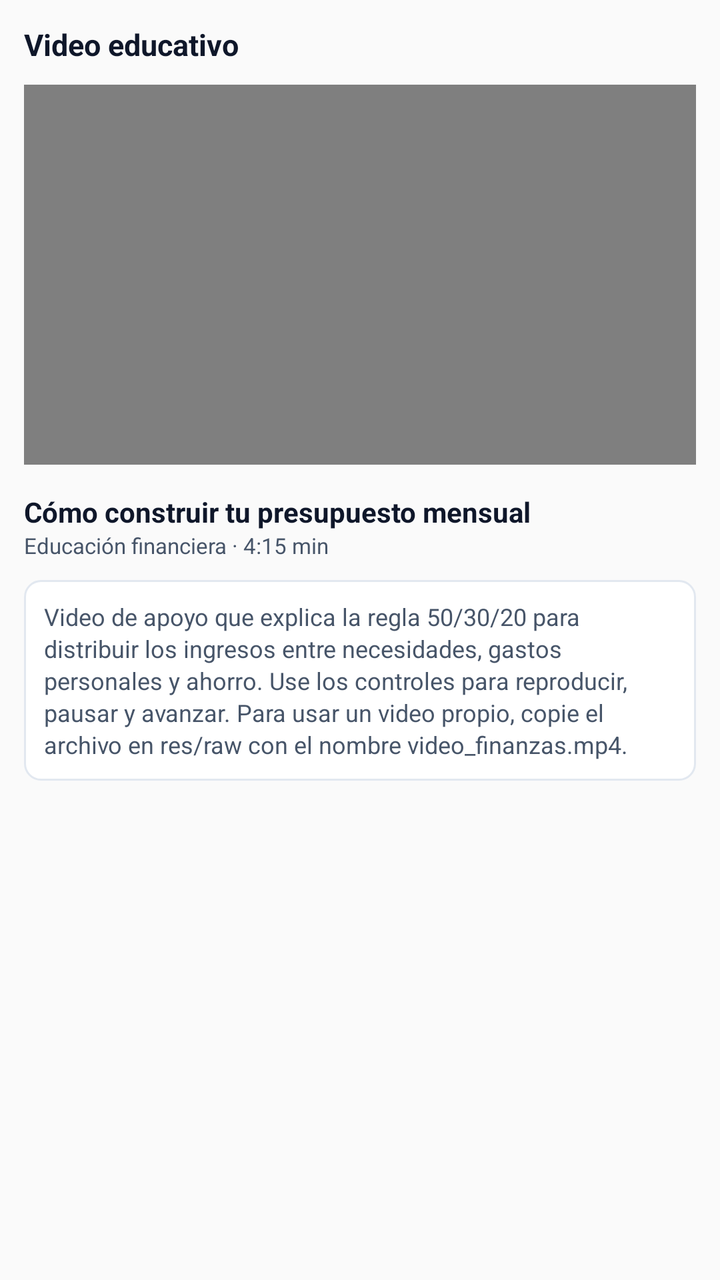
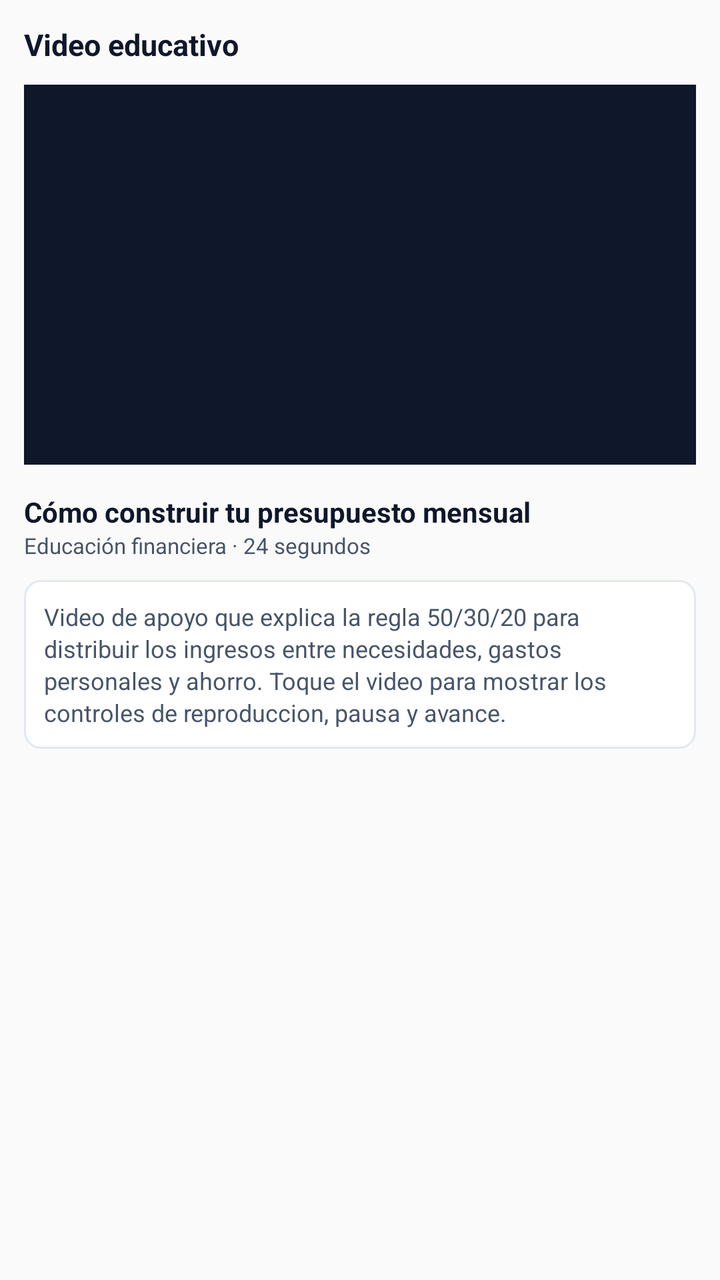

An Android layout rendered at two revisions. The XML below is the earlier revision; the diff shows what the commit changed to produce the second picture.
<!-- AndroidManifest.xml: application theme Theme.MiBolsillo -->
<!-- res/layout/fragment_video.xml -->
<?xml version="1.0" encoding="utf-8"?>
<LinearLayout xmlns:android="http://schemas.android.com/apk/res/android"
    android:layout_width="match_parent"
    android:layout_height="match_parent"
    android:orientation="vertical"
    android:padding="12dp">

    <TextView
        android:layout_width="wrap_content"
        android:layout_height="wrap_content"
        android:text="@string/titulo_video"
        android:textColor="@color/gris_oscuro"
        android:textSize="15sp"
        android:textStyle="bold" />

    <VideoView
        android:id="@+id/videoFinanzas"
        android:layout_width="match_parent"
        android:layout_height="190dp"
        android:layout_marginTop="10dp"
        android:background="@color/gris_oscuro" />

    <TextView
        android:layout_width="match_parent"
        android:layout_height="wrap_content"
        android:layout_marginTop="14dp"
        android:text="@string/video_titulo"
        android:textColor="@color/gris_oscuro"
        android:textSize="14sp"
        android:textStyle="bold" />

    <TextView
        android:layout_width="match_parent"
        android:layout_height="wrap_content"
        android:text="@string/video_meta"
        android:textColor="@color/gris_texto"
        android:textSize="11sp" />

    <TextView
        android:layout_width="match_parent"
        android:layout_height="wrap_content"
        android:layout_marginTop="10dp"
        android:background="@drawable/bg_card"
        android:lineSpacingExtra="2dp"
        android:padding="10dp"
        android:text="@string/video_descripcion"
        android:textColor="@color/gris_texto"
        android:textSize="12sp" />
</LinearLayout>
<!-- resources referenced by this layout -->
<resources>
  <color name="gris_oscuro">#FF0F172A</color>
  <color name="gris_texto">#FF475569</color>
  <!-- drawable bg_card (drawable) -->
  <?xml version="1.0" encoding="utf-8"?>
  <shape xmlns:android="http://schemas.android.com/apk/res/android" android:shape="rectangle">
      <solid android:color="@color/blanco" />
      <corners android:radius="8dp" />
      <stroke android:width="1dp" android:color="@color/gris_linea" />
  </shape>
  <string name="titulo_video">Video educativo</string>
  <string name="video_descripcion">Video de apoyo que explica la regla 50/30/20 para distribuir los ingresos entre necesidades, gastos personales y ahorro. Use los controles para reproducir, pausar y avanzar. Para usar un video propio, copie el archivo en res/raw con el nombre video_finanzas.mp4.</string>
  <string name="video_meta">Educación financiera · 4:15 min</string>
  <string name="video_titulo">Cómo construir tu presupuesto mensual</string>
  <style name="Theme.MiBolsillo" parent="Theme.AppCompat.Light.NoActionBar">
          <item name="colorPrimary">@color/verde_primario</item>
          <item name="colorPrimaryDark">@color/verde_oscuro</item>
          <item name="colorAccent">@color/verde_primario</item>
      </style>
  <color name="blanco">#FFFFFFFF</color>
  <color name="gris_linea">#FFE2E8F0</color>
  <color name="verde_primario">#FF10B981</color>
  <color name="verde_oscuro">#FF047857</color>
</resources>

<!-- the commit's change to res/layout/fragment_video.xml (unified diff, before → after) -->
@@ -13,12 +13,18 @@
         android:textSize="15sp"
         android:textStyle="bold" />
 
-    <VideoView
-        android:id="@+id/videoFinanzas"
+    
+    <FrameLayout
         android:layout_width="match_parent"
         android:layout_height="190dp"
         android:layout_marginTop="10dp"
-        android:background="@color/gris_oscuro" />
+        android:background="@color/gris_oscuro">
+
+        <TextureView
+            android:id="@+id/texturaVideo"
+            android:layout_width="match_parent"
+            android:layout_height="match_parent" />
+    </FrameLayout>
 
     <TextView
         android:layout_width="match_parent"
<!-- resource entries referenced after the edit -->
@@ -10,8 +10,8 @@
       <stroke android:width="1dp" android:color="@color/gris_linea" />
   </shape>
   <string name="titulo_video">Video educativo</string>
-  <string name="video_descripcion">Video de apoyo que explica la regla 50/30/20 para distribuir los ingresos entre necesidades, gastos personales y ahorro. Use los controles para reproducir, pausar y avanzar. Para usar un video propio, copie el archivo en res/raw con el nombre video_finanzas.mp4.</string>
-  <string name="video_meta">Educación financiera · 4:15 min</string>
+  <string name="video_descripcion">Video de apoyo que explica la regla 50/30/20 para distribuir los ingresos entre necesidades, gastos personales y ahorro. Toque el video para mostrar los controles de reproduccion, pausa y avance.</string>
+  <string name="video_meta">Educación financiera · 24 segundos</string>
   <string name="video_titulo">Cómo construir tu presupuesto mensual</string>
   <style name="Theme.MiBolsillo" parent="Theme.AppCompat.Light.NoActionBar">
           <item name="colorPrimary">@color/verde_primario</item>
